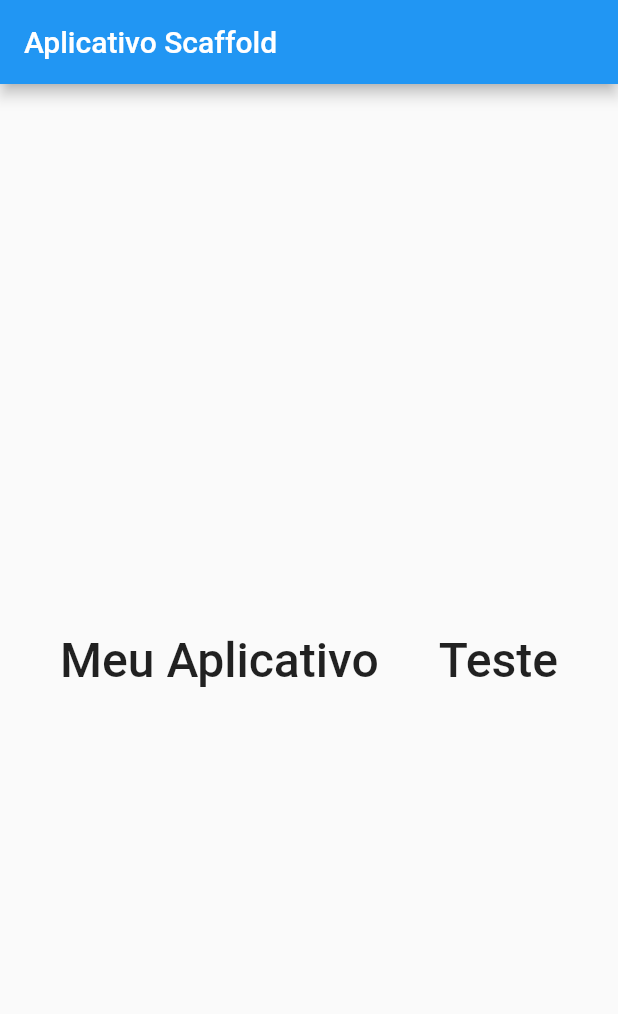
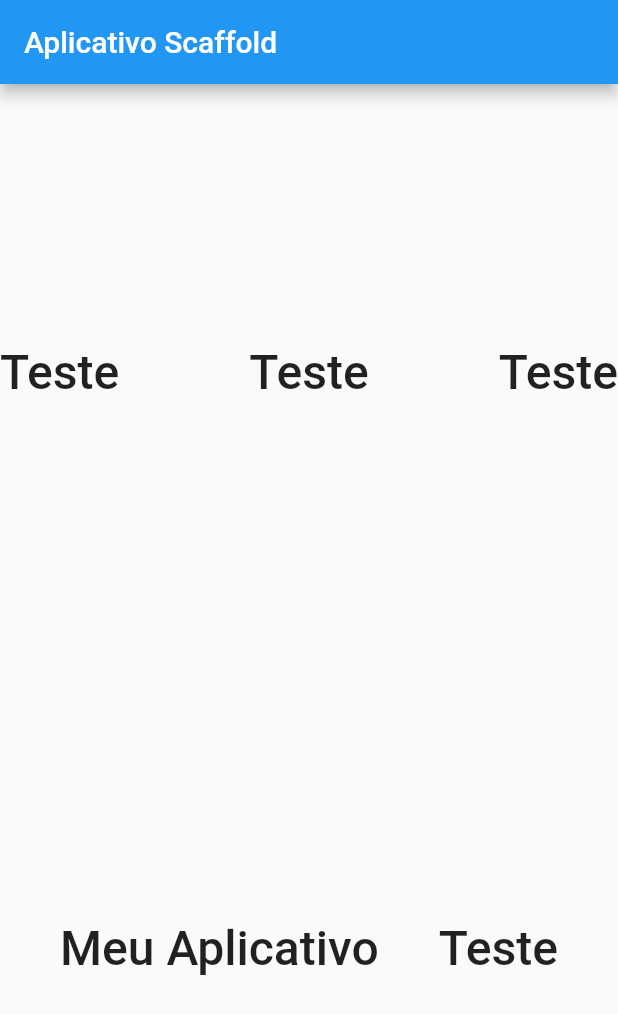
Before and after one commit to BryanDietrichBernhardt/curso-flutter-scaffold, a Flutter app: the screen it shows after launch, on a phone screen of 412 x 824 dp. Shown: the top 1014 px of the screen. Run offline on Flutter 3.47's test engine with Material 2 defaults, Android fonts, the phone set to English and light mode, and no system bars.

Commit message:
Add Column

```diff
--- a/lib/main.dart
+++ b/lib/main.dart
@@ -18,16 +18,43 @@ class _MyAppState extends State<MyApp> {
       debugShowCheckedModeBanner: false,
       home: Scaffold(
         appBar: AppBar(title: const Text("Aplicativo Scaffold")),
-        body: Row(
+        body: Column(
+          mainAxisAlignment: MainAxisAlignment.spaceAround,
+          children: [
+            Row(
+              mainAxisAlignment: MainAxisAlignment.spaceBetween,
+              children: const [
+                Text(
+                  "Teste",
+                  style: TextStyle(
+                    fontSize: 32,
+                    fontWeight: FontWeight.w500,
+                  ),
+                ),
+                Text(
+                  "Teste",
+                  style: TextStyle(
+                    fontSize: 32,
+                    fontWeight: FontWeight.w500,
+                  ),
+                ),
+                Text(
+                  "Teste",
+                  style: TextStyle(
+                    fontSize: 32,
+                    fontWeight: FontWeight.w500,
+                  ),
+                ),
+              ],
+            ),
+            Row(
               mainAxisAlignment: MainAxisAlignment.spaceEvenly,
               children: const [
-            Center(
-              child: Text(
+                Text(
                   "Meu Aplicativo",
                   style: TextStyle(
                     fontSize: 32,
                     fontWeight: FontWeight.w500,
-                ),
                   ),
                 ),
                 Center(
@@ -41,6 +68,8 @@ class _MyAppState extends State<MyApp> {
                 ),
               ],
             ),
+          ],
+        ),
       ),
     );
   }
```
Lines whose indentation alone changed are shown as unchanged.
